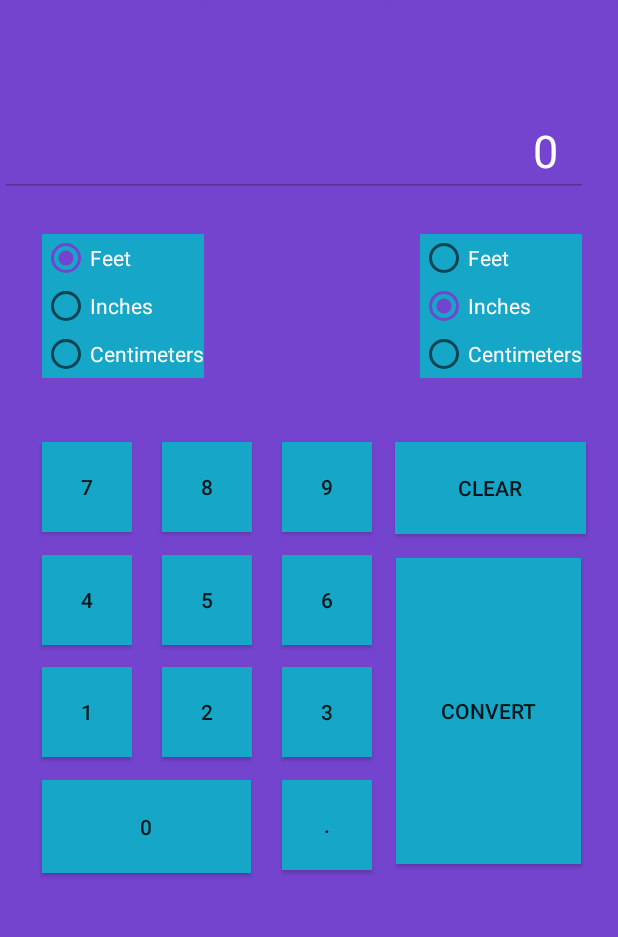
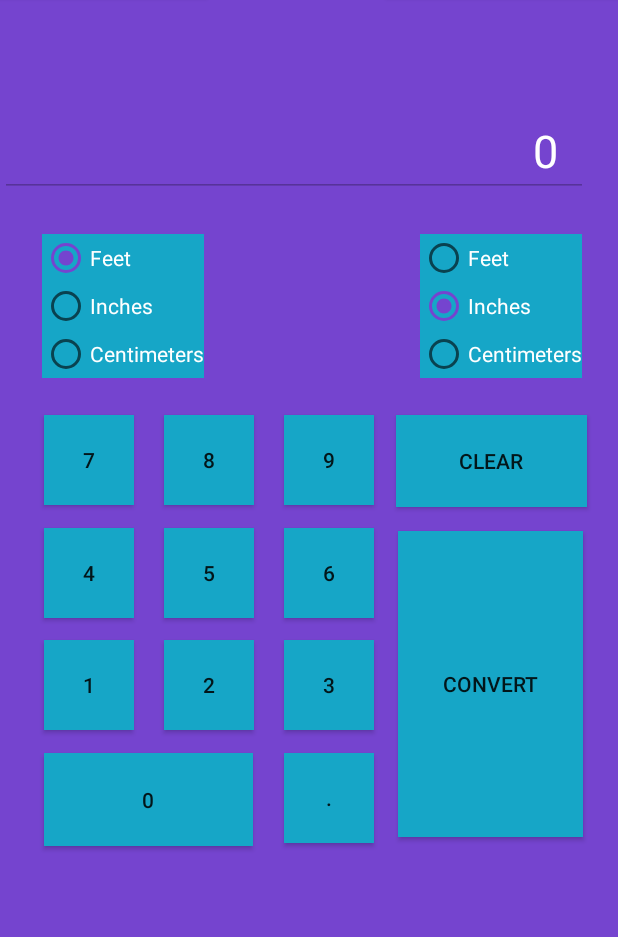
Before and after one commit to yangrhy/MyCalculator, an Android app: the Measurement screen opened directly, with no data from a screen before it, on a phone screen of 412 x 824 dp, the part 158-1095 px from its top. Run offline under Robolectric (Android 15) with nearby library versions, the phone set to English and light mode, and no system bars.

```diff
--- a/app/src/main/res/layout/activity_measurement.xml
+++ b/app/src/main/res/layout/activity_measurement.xml
@@ -28,8 +28,8 @@
         android:layout_height="60dp"
         android:layout_alignParentStart="true"
         android:layout_alignParentTop="true"
-        android:layout_marginStart="28dp"
-        android:layout_marginTop="494dp"
+        android:layout_marginStart="29dp"
+        android:layout_marginTop="476dp"
         android:background="@color/colorButtons"
         android:text="1" />
 
@@ -39,8 +39,8 @@
         android:layout_height="60dp"
         android:layout_alignParentStart="true"
         android:layout_alignParentTop="true"
-        android:layout_marginStart="108dp"
-        android:layout_marginTop="494dp"
+        android:layout_marginStart="109dp"
+        android:layout_marginTop="476dp"
         android:background="@color/colorButtons"
         android:text="2" />
 
@@ -50,8 +50,8 @@
         android:layout_height="60dp"
         android:layout_alignParentStart="true"
         android:layout_alignParentTop="true"
-        android:layout_marginStart="188dp"
-        android:layout_marginTop="494dp"
+        android:layout_marginStart="189dp"
+        android:layout_marginTop="476dp"
         android:background="@color/colorButtons"
         android:text="3" />
 
@@ -61,8 +61,8 @@
         android:layout_height="60dp"
         android:layout_alignParentStart="true"
         android:layout_alignParentTop="true"
-        android:layout_marginStart="28dp"
-        android:layout_marginTop="419dp"
+        android:layout_marginStart="29dp"
+        android:layout_marginTop="401dp"
         android:background="@color/colorButtons"
         android:text="4" />
 
@@ -72,8 +72,8 @@
         android:layout_height="60dp"
         android:layout_alignParentStart="true"
         android:layout_alignParentTop="true"
-        android:layout_marginStart="108dp"
-        android:layout_marginTop="419dp"
+        android:layout_marginStart="109dp"
+        android:layout_marginTop="401dp"
         android:background="@color/colorButtons"
         android:text="5" />
 
@@ -83,8 +83,8 @@
         android:layout_height="60dp"
         android:layout_alignParentStart="true"
         android:layout_alignParentTop="true"
-        android:layout_marginStart="188dp"
-        android:layout_marginTop="419dp"
+        android:layout_marginStart="189dp"
+        android:layout_marginTop="401dp"
         android:background="@color/colorButtons"
         android:text="6" />
 
@@ -94,8 +94,8 @@
         android:layout_height="60dp"
         android:layout_alignParentStart="true"
         android:layout_alignParentTop="true"
-        android:layout_marginStart="28dp"
-        android:layout_marginTop="344dp"
+        android:layout_marginStart="29dp"
+        android:layout_marginTop="326dp"
         android:background="@color/colorButtons"
         android:text="7" />
 
@@ -105,8 +105,8 @@
         android:layout_height="60dp"
         android:layout_alignParentStart="true"
         android:layout_alignParentTop="true"
-        android:layout_marginStart="108dp"
-        android:layout_marginTop="344dp"
+        android:layout_marginStart="109dp"
+        android:layout_marginTop="326dp"
         android:background="@color/colorButtons"
         android:text="8" />
 
@@ -116,8 +116,8 @@
         android:layout_height="60dp"
         android:layout_alignParentStart="true"
         android:layout_alignParentTop="true"
-        android:layout_marginStart="188dp"
-        android:layout_marginTop="344dp"
+        android:layout_marginStart="189dp"
+        android:layout_marginTop="326dp"
         android:background="@color/colorButtons"
         android:text="9" />
 
@@ -127,8 +127,8 @@
         android:layout_height="62dp"
         android:layout_alignParentStart="true"
         android:layout_alignParentTop="true"
-        android:layout_marginStart="28dp"
-        android:layout_marginTop="569dp"
+        android:layout_marginStart="29dp"
+        android:layout_marginTop="551dp"
         android:background="@color/colorButtons"
         android:text="0" />
 
@@ -138,8 +138,8 @@
         android:layout_height="204dp"
         android:layout_alignParentStart="true"
         android:layout_alignParentTop="true"
-        android:layout_marginStart="264dp"
-        android:layout_marginTop="421dp"
+        android:layout_marginStart="265dp"
+        android:layout_marginTop="403dp"
         android:background="@color/colorButtons"
         android:text="Convert" />
 
@@ -149,8 +149,8 @@
         android:layout_height="61dp"
         android:layout_alignParentStart="true"
         android:layout_alignParentTop="true"
-        android:layout_marginStart="263dp"
-        android:layout_marginTop="344dp"
+        android:layout_marginStart="264dp"
+        android:layout_marginTop="326dp"
         android:background="@color/colorButtons"
         android:text="Clear" />
 
@@ -160,8 +160,8 @@
         android:layout_height="60dp"
         android:layout_alignParentStart="true"
         android:layout_alignParentTop="true"
-        android:layout_marginStart="188dp"
-        android:layout_marginTop="569dp"
+        android:layout_marginStart="189dp"
+        android:layout_marginTop="551dp"
         android:background="@color/colorButtons"
         android:text="." />
 
```
Also changed, not shown: app/src/main/java/com/example/mycalculator/MainActivity.java (+8 -4 lines), app/src/main/java/com/example/mycalculator/Measurement.java (+87 -4 lines).
